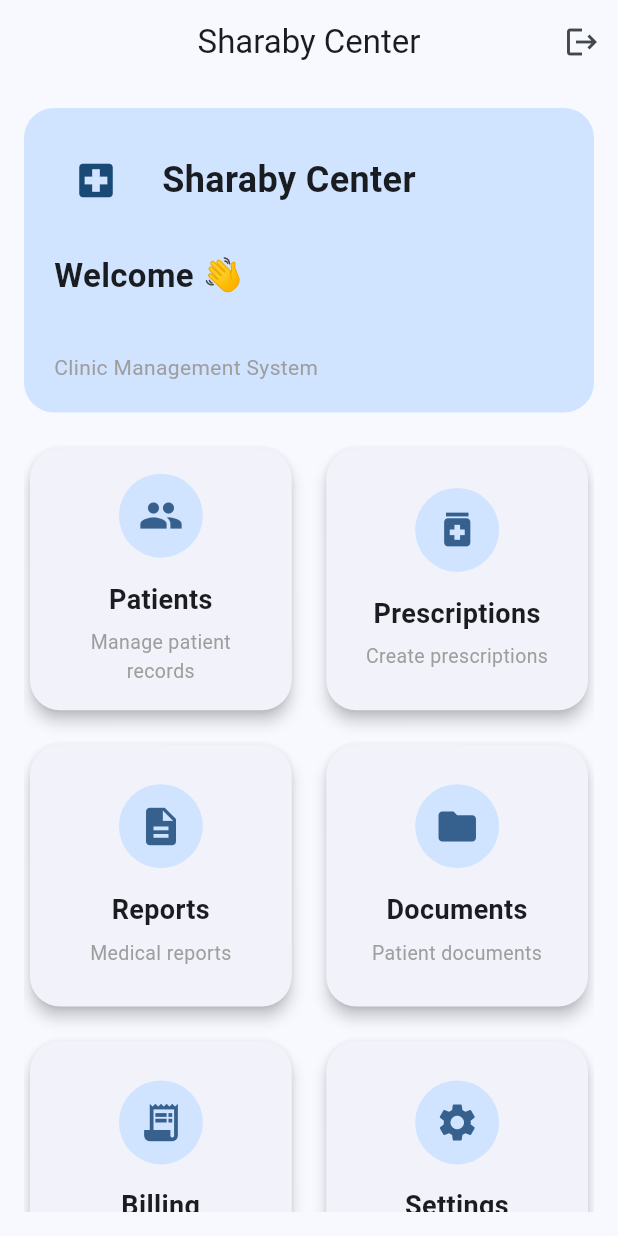
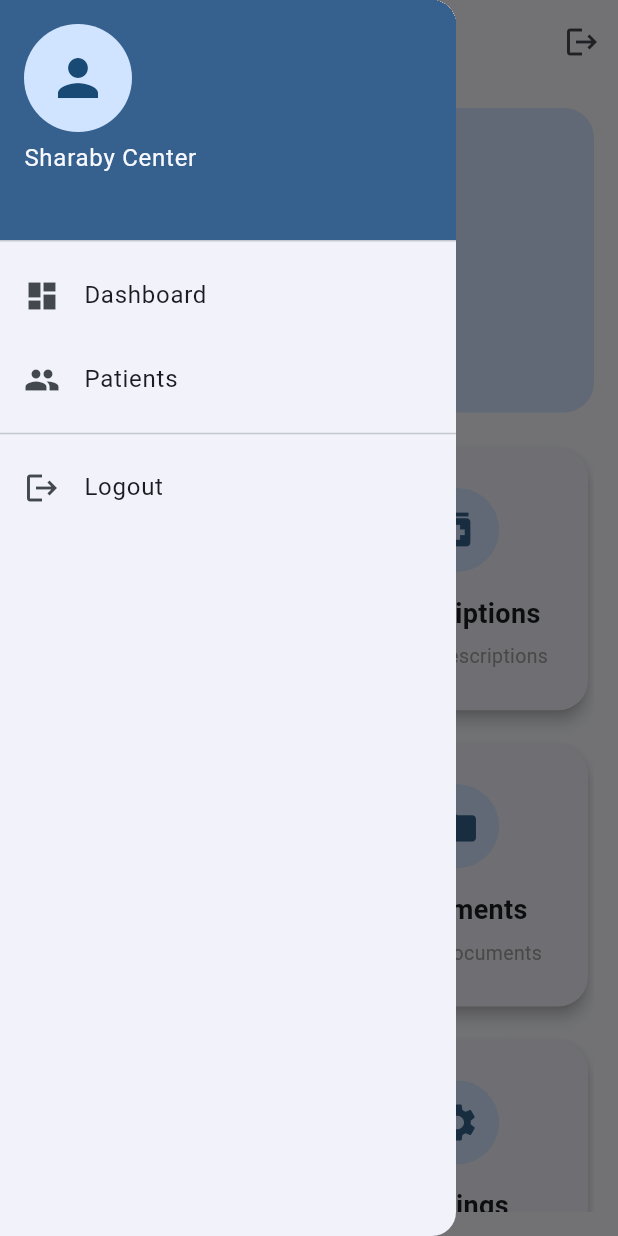
Before and after one commit to Chidvilas17/sharaby_application, a Flutter app: the screen it shows once a user with an empty profile is signed in, with the side drawer open (before the commit the screen has no drawer), on a phone screen of 412 x 824 dp. Run offline on Flutter 3.47's test engine with Material 3 defaults, Android fonts, the phone set to English and light mode, and no system bars; our stand-ins replace firebase_auth, firebase_core; accounts and stored records are empty.

Commit message:
hamburger section -1

```diff
--- a/lib/features/dashboard/dashboard_screen.dart
+++ b/lib/features/dashboard/dashboard_screen.dart
@@ -1,6 +1,7 @@
 import 'package:firebase_auth/firebase_auth.dart';
 import 'package:flutter/material.dart';
 
+import 'package:sharaby_center_clinic/widgets/app_drawer.dart';
 class DashboardScreen extends StatelessWidget {
   const DashboardScreen({super.key});
 
@@ -46,6 +47,7 @@ class DashboardScreen extends StatelessWidget {
     final user = FirebaseAuth.instance.currentUser;
 
     return Scaffold(
+      drawer: const AppDrawer(),
       appBar: AppBar(
         title: const Text("Sharaby Center"),
         centerTitle: true,
--- /dev/null
+++ b/lib/features/patients/patients_screen.dart
@@ -0,0 +1,20 @@
+import 'package:flutter/material.dart';
+
+class PatientsScreen extends StatelessWidget {
+  const PatientsScreen({super.key});
+
+  @override
+  Widget build(BuildContext context) {
+    return Scaffold(
+      appBar: AppBar(
+        title: const Text("Patients"),
+      ),
+      body: const Center(
+        child: Text(
+          "Patients Screen",
+          style: TextStyle(fontSize: 24),
+        ),
+      ),
+    );
+  }
+}
--- /dev/null
+++ b/lib/widgets/app_drawer.dart
@@ -0,0 +1,74 @@
+import 'package:flutter/material.dart';
+import 'package:firebase_auth/firebase_auth.dart';
+
+import 'package:sharaby_center_clinic/features/dashboard/dashboard_screen.dart';
+import 'package:sharaby_center_clinic/features/patients/patients_screen.dart';
+
+class AppDrawer extends StatelessWidget {
+  const AppDrawer({super.key});
+
+  @override
+  Widget build(BuildContext context) {
+    final user = FirebaseAuth.instance.currentUser;
+
+    return Drawer(
+      child: ListView(
+        padding: EdgeInsets.zero,
+        children: [
+          UserAccountsDrawerHeader(
+            accountName: const Text("Sharaby Center"),
+            accountEmail: Text(user?.email ?? "No Email"),
+            currentAccountPicture: const CircleAvatar(
+              child: Icon(
+                Icons.person,
+                size: 40,
+              ),
+            ),
+          ),
+
+          // Menu items will go here
+          ListTile(
+            leading: const Icon(Icons.dashboard),
+            title: const Text("Dashboard"),
+            onTap: () {
+              Navigator.pop(context);
+
+              Navigator.pushReplacement(
+                context,
+                MaterialPageRoute(
+                  builder: (context) => const DashboardScreen(),
+                ),
+              );
+            },
+          ),
+
+          ListTile(
+            leading: const Icon(Icons.people),
+            title: const Text("Patients"),
+            onTap: () {
+              Navigator.pop(context);
+
+              Navigator.push(
+                context,
+                MaterialPageRoute(
+                  builder: (context) => const PatientsScreen(),
+                ),
+              );
+            },
+          ),
+
+          const Divider(),
+
+          ListTile(
+            leading: const Icon(Icons.logout),
+            title: const Text("Logout"),
+            onTap: () async {
+              Navigator.pop(context);
+              await FirebaseAuth.instance.signOut();
+            },
+          ),
+        ],
+      ),
+    );
+  }
+}
```
Also changed, not shown: lib/features/about/about_screen.dart (added), lib/features/billing/billing_screen.dart (added), lib/features/documents/documents_screen.dart (added), lib/features/prescriptions/prescriptions_screen.dart (added), lib/features/profile/profile_screen.dart (added), lib/features/reports/reports_screen.dart (added), lib/features/settings/settings_screen.dart (added).
